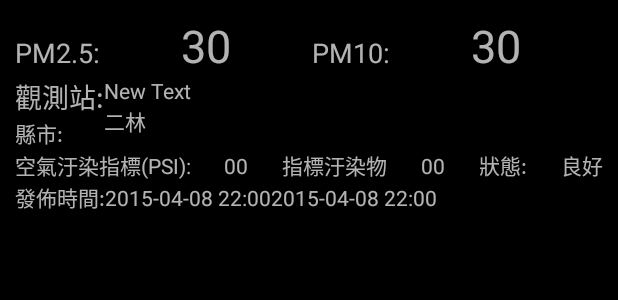
After one commit to mimowulin/Myparse, an Android app: the layout iten.xml on its own in the app's theme, with its tools: preview values and no code run, on a phone screen of 412 x 824 dp. The commit adds this screen. Shown: the top 300 px of the screen. Run offline under Robolectric (Android 15) with nearby library versions, the phone set to English and light mode, and no system bars.

Commit message:
列表完成

```diff
--- a/app/src/main/java/com/example/mimo/myparse/LApplication.java
+++ b/app/src/main/java/com/example/mimo/myparse/LApplication.java
@@ -10,6 +10,7 @@ import com.parse.ParseUser;
  * Created by mimo on 2015/3/29.
  */
 public class LApplication extends Application{
+    String SX = null;
     @Override
     public void onCreate() {
         super.onCreate();
--- /dev/null
+++ b/app/src/main/res/layout/iten.xml
@@ -0,0 +1,154 @@
+<?xml version="1.0" encoding="utf-8"?>
+<LinearLayout xmlns:android="http://schemas.android.com/apk/res/android"
+    android:orientation="vertical" android:layout_width="match_parent"
+    android:background="#000000"
+    android:padding="10dp"
+    android:layout_height="match_parent">
+
+    <LinearLayout
+        android:orientation="horizontal"
+        android:layout_width="match_parent"
+        android:layout_height="wrap_content">
+
+        <TextView
+            android:layout_width="wrap_content"
+            android:layout_height="wrap_content"
+            android:layout_weight="1"
+            android:text="PM2.5:"
+            android:textSize="18dp"
+            android:id="@+id/textView2" />
+
+        <TextView
+            android:layout_width="wrap_content"
+            android:layout_height="wrap_content"
+            android:text="30"
+            android:textSize="30dp"
+            android:id="@+id/pm2_5"
+            android:layout_weight="1" />
+
+        <TextView
+            android:layout_width="wrap_content"
+            android:layout_height="wrap_content"
+            android:layout_weight="1"
+            android:text="PM10:"
+            android:textSize="18dp"
+            android:id="@+id/textView3" />
+
+        <TextView
+            android:layout_width="wrap_content"
+            android:layout_height="wrap_content"
+            android:text="30"
+            android:textSize="30dp"
+            android:id="@+id/pm10"
+            android:layout_weight="1" />
+    </LinearLayout>
+
+    <LinearLayout
+        android:orientation="horizontal"
+        android:layout_width="match_parent"
+        android:layout_height="wrap_content">
+
+        <LinearLayout
+            android:orientation="vertical"
+            android:layout_width="wrap_content"
+            android:layout_height="wrap_content">
+
+            <TextView
+                android:layout_width="wrap_content"
+                android:layout_height="wrap_content"
+                android:text="觀測站:"
+                android:textSize="18dp"
+                android:id="@+id/textView6" />
+
+            <TextView
+                android:layout_width="wrap_content"
+                android:layout_height="wrap_content"
+                android:text="縣市:"
+                android:id="@+id/textView7" />
+        </LinearLayout>
+
+        <LinearLayout
+            android:orientation="vertical"
+            android:layout_width="fill_parent"
+            android:layout_height="fill_parent">
+
+            <TextView
+                android:layout_width="wrap_content"
+                android:layout_height="wrap_content"
+                android:text="New Text"
+                android:id="@+id/sitename" />
+
+            <TextView
+                android:layout_width="wrap_content"
+                android:layout_height="wrap_content"
+                android:text="二林"
+                android:id="@+id/county" />
+        </LinearLayout>
+    </LinearLayout>
+
+    <LinearLayout
+        android:orientation="horizontal"
+        android:layout_width="match_parent"
+        android:layout_height="wrap_content">
+
+        <TextView
+            android:layout_width="wrap_content"
+            android:layout_height="wrap_content"
+            android:text="空氣汙染指標(PSI):"
+            android:layout_weight="1"
+            android:id="@+id/textView10" />
+
+        <TextView
+            android:layout_width="wrap_content"
+            android:layout_height="wrap_content"
+            android:text="00"
+            android:layout_weight="1"
+            android:id="@+id/psi" />
+
+        <TextView
+            android:layout_width="wrap_content"
+            android:layout_height="wrap_content"
+            android:text="指標汙染物"
+            android:layout_weight="1"
+            android:id="@+id/textView12" />
+
+        <TextView
+            android:layout_width="wrap_content"
+            android:layout_height="wrap_content"
+            android:text="00"
+            android:layout_weight="1"
+            android:id="@+id/majorpollutant" />
+
+        <TextView
+            android:layout_width="wrap_content"
+            android:layout_height="wrap_content"
+            android:text="狀態:"
+            android:layout_weight="1"
+            android:id="@+id/textView14" />
+
+        <TextView
+            android:layout_width="wrap_content"
+            android:layout_height="wrap_content"
+            android:text="良好"
+            android:id="@+id/status" />
+    </LinearLayout>
+
+    <LinearLayout
+        android:orientation="horizontal"
+        android:layout_width="match_parent"
+        android:layout_height="wrap_content"
+        android:layout_gravity="center_horizontal">
+
+        <TextView
+            android:layout_width="wrap_content"
+            android:layout_height="wrap_content"
+            android:text="發佈時間:"
+            android:id="@+id/textView17" />
+
+        <TextView
+            android:layout_width="wrap_content"
+            android:layout_height="wrap_content"
+            android:text="2015-04-08 22:002015-04-08 22:00"
+            android:id="@+id/publishtime" />
+    </LinearLayout>
+</LinearLayout>
```
Also changed, not shown: app/src/main/java/com/example/mimo/myparse/JsonDate.java (+6 -2 lines), app/src/main/java/com/example/mimo/myparse/MainActivity.java (+13 -34 lines), app/src/main/java/com/example/mimo/myparse/Myasapter.java (added, +113 -0 lines), app/src/main/res/layout/activity_main.xml (+9 -1 lines), 1 other file.
